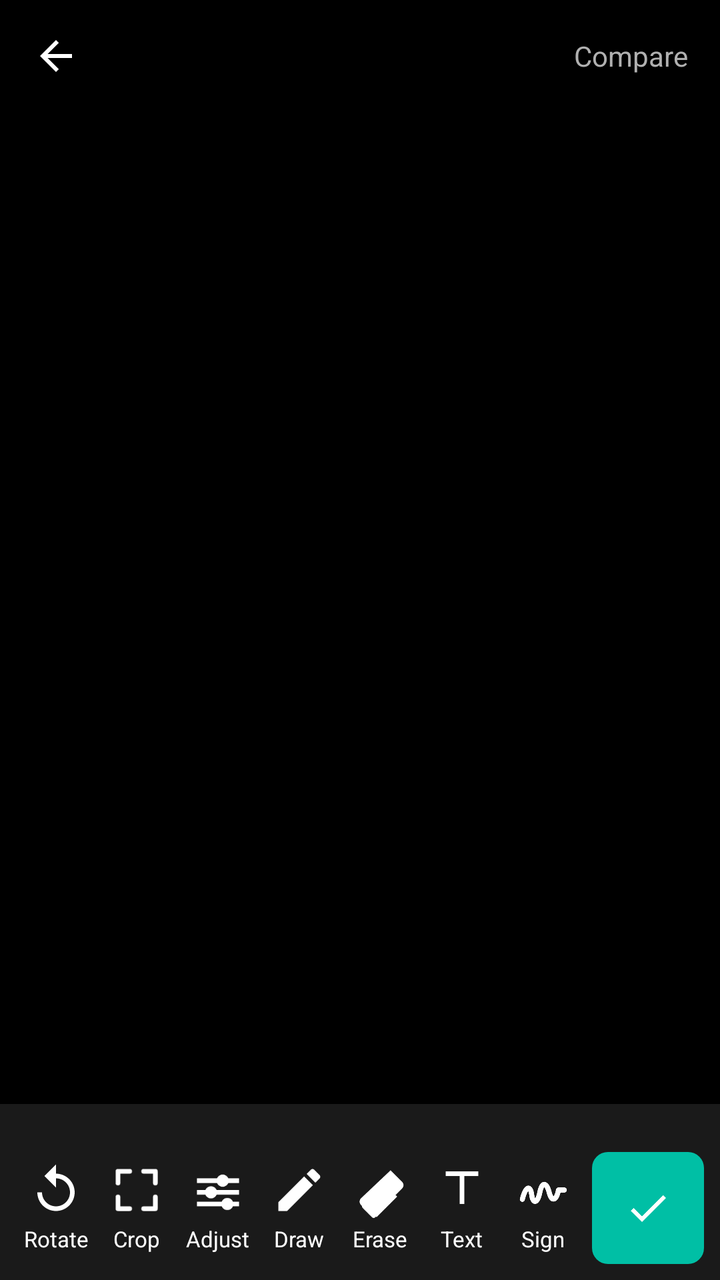
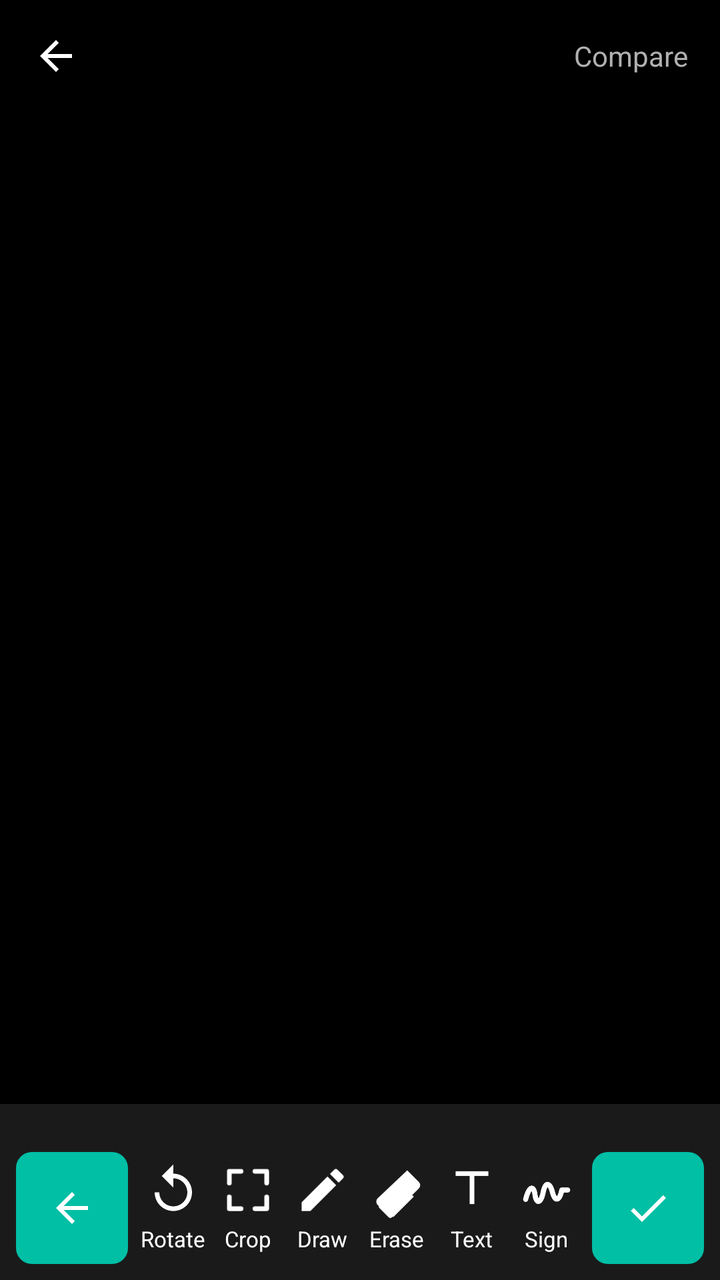

Two renders of the same Android screen: before a commit and after it. Below are the layout's source before the change and the commit's diff.
<!-- AndroidManifest.xml: application theme Theme.Hakunaa -->
<!-- res/layout/activity_enhance.xml -->
<?xml version="1.0" encoding="utf-8"?>
<LinearLayout xmlns:android="http://schemas.android.com/apk/res/android"
    android:layout_width="match_parent"
    android:layout_height="match_parent"
    android:background="#000000"
    android:orientation="vertical">

    
    <LinearLayout
        android:layout_width="match_parent"
        android:layout_height="56dp"
        android:gravity="center_vertical"
        android:orientation="horizontal"
        android:paddingStart="8dp"
        android:paddingEnd="16dp">

        <ImageButton
            android:id="@+id/btnBack"
            android:layout_width="40dp"
            android:layout_height="40dp"
            android:background="@android:color/transparent"
            android:contentDescription="Back"
            android:src="@drawable/ic_arrow_back"
            android:tint="#FFFFFF" />

        <EditText
            android:id="@+id/etDocName"
            android:layout_width="0dp"
            android:layout_height="wrap_content"
            android:layout_marginStart="8dp"
            android:layout_weight="1"
            android:background="@android:color/transparent"
            android:textColor="#FFFFFF"
            android:textSize="18sp" />

        
        <TextView
            android:id="@+id/tvPageIndicator"
            android:layout_width="wrap_content"
            android:layout_height="wrap_content"
            android:layout_marginEnd="12dp"
            android:text=""
            android:textColor="#FFFFFF"
            android:textSize="14sp"
            android:visibility="gone" />

        <TextView
            android:layout_width="wrap_content"
            android:layout_height="wrap_content"
            android:text="Compare"
            android:textColor="#B0B0B0"
            android:textSize="14sp" />
    </LinearLayout>

    
    <FrameLayout
        android:id="@+id/pageFrame"
        android:layout_width="match_parent"
        android:layout_height="0dp"
        android:layout_weight="1"
        android:layout_marginTop="8dp"
        android:clipChildren="false"
        android:clipToPadding="false">

        <ImageView
            android:id="@+id/ivPage"
            android:layout_width="match_parent"
            android:layout_height="match_parent"
            android:scaleType="fitCenter" />

        
        <com.hakunaa.app.scanner.DrawView
            android:id="@+id/drawView"
            android:layout_width="match_parent"
            android:layout_height="match_parent"
            android:visibility="gone" />

        

        
        <FrameLayout
            android:id="@+id/textBoxContainer"
            android:layout_width="wrap_content"
            android:layout_height="wrap_content"
            android:background="@drawable/bg_text_box"
            android:clipChildren="false"
            android:clipToPadding="false"
            android:padding="6dp"
            android:visibility="gone">

            <ImageView
                android:id="@+id/ivTextOverlay"
                android:layout_width="wrap_content"
                android:layout_height="wrap_content" />
        </FrameLayout>

        
        <ImageView
            android:id="@+id/btnTextDelete"
            android:layout_width="32dp"
            android:layout_height="32dp"
            android:background="@drawable/bg_text_delete_teal"
            android:padding="6dp"
            android:src="@drawable/ic_text_close"
            android:visibility="gone" />

        
        <ImageView
            android:id="@+id/btnTextResize"
            android:layout_width="32dp"
            android:layout_height="32dp"
            android:background="@drawable/bg_text_delete_teal"
            android:padding="6dp"
            android:src="@drawable/ic_text_resize"
            android:visibility="gone" />
    </FrameLayout>

    
    <HorizontalScrollView
        android:layout_width="match_parent"
        android:layout_height="wrap_content"
        android:background="#1A1A1A"
        android:paddingTop="8dp"
        android:paddingBottom="8dp">

        <LinearLayout
            android:id="@+id/filterRow"
            android:layout_width="wrap_content"
            android:layout_height="wrap_content"
            android:orientation="horizontal"
            android:paddingStart="8dp"
            android:paddingEnd="8dp" />
    </HorizontalScrollView>

    
    <LinearLayout
        android:id="@+id/adjustPanel"
        android:layout_width="match_parent"
        android:layout_height="wrap_content"
        android:background="#1A1A1A"
        android:orientation="vertical"
        android:paddingStart="16dp"
        android:paddingEnd="16dp"
        android:paddingTop="4dp"
        android:paddingBottom="8dp"
        android:visibility="gone">

        <LinearLayout
            android:layout_width="match_parent"
            android:layout_height="wrap_content"
            android:gravity="center_vertical"
            android:orientation="horizontal">

            <TextView
                android:layout_width="wrap_content"
                android:layout_height="wrap_content"
                android:text="Adjust"
                android:textColor="#FFFFFF"
                android:textSize="14sp"
                android:textStyle="bold" />

            <View
                android:layout_width="0dp"
                android:layout_height="0dp"
                android:layout_weight="1" />

            <TextView
                android:id="@+id/btnAdjustReset"
                android:layout_width="wrap_content"
                android:layout_height="wrap_content"
                android:padding="8dp"
                android:text="Reset"
                android:textColor="#00BFA5"
                android:textSize="14sp" />

            <TextView
                android:id="@+id/btnAdjustClose"
                android:layout_width="wrap_content"
                android:layout_height="wrap_content"
                android:padding="8dp"
                android:text="✕"
                android:textColor="#B0B0B0"
                android:textSize="14sp" />
        </LinearLayout>

        <LinearLayout
            android:layout_width="match_parent"
            android:layout_height="wrap_content"
            android:gravity="center_vertical"
            android:orientation="horizontal">

            <TextView
                android:layout_width="90dp"
                android:layout_height="wrap_content"
                android:text="Brightness"
                android:textColor="#B0B0B0"
                android:textSize="13sp" />

            <SeekBar
                android:id="@+id/seekBrightness"
                android:layout_width="0dp"
                android:layout_height="wrap_content"
                android:layout_weight="1"
                android:max="200"
                android:progress="100"
                android:progressTint="#00BFA5"
                android:thumbTint="#00BFA5" />

            <TextView
                android:id="@+id/tvBrightnessValue"
                android:layout_width="40dp"
                android:layout_height="wrap_content"
                android:gravity="end"
                android:text="0"
                android:textColor="#FFFFFF"
                android:textSize="13sp" />
        </LinearLayout>

        <LinearLayout
            android:layout_width="match_parent"
            android:layout_height="wrap_content"
            android:gravity="center_vertical"
            android:orientation="horizontal">

            <TextView
                android:layout_width="90dp"
                android:layout_height="wrap_content"
                android:text="Contrast"
                android:textColor="#B0B0B0"
                android:textSize="13sp" />

            <SeekBar
                android:id="@+id/seekContrast"
                android:layout_width="0dp"
                android:layout_height="wrap_content"
                android:layout_weight="1"
                android:max="150"
                android:progress="50"
                android:progressTint="#00BFA5"
                android:thumbTint="#00BFA5" />

            <TextView
                android:id="@+id/tvContrastValue"
                android:layout_width="40dp"
                android:layout_height="wrap_content"
                android:gravity="end"
                android:text="1.00"
                android:textColor="#FFFFFF"
                android:textSize="13sp" />
        </LinearLayout>

        <LinearLayout
            android:layout_width="match_parent"
            android:layout_height="wrap_content"
            android:gravity="center_vertical"
            android:orientation="horizontal">

            <TextView
                android:layout_width="90dp"
                android:layout_height="wrap_content"
                android:text="Sharpness"
                android:textColor="#B0B0B0"
                android:textSize="13sp" />

            <SeekBar
                android:id="@+id/seekSharpness"
                android:layout_width="0dp"
                android:layout_height="wrap_content"
                android:layout_weight="1"
                android:max="100"
                android:progress="40"
                android:progressTint="#00BFA5"
                android:thumbTint="#00BFA5" />

            <TextView
                android:id="@+id/tvSharpnessValue"
                android:layout_width="40dp"
                android:layout_height="wrap_content"
                android:gravity="end"
                android:text="40"
                android:textColor="#FFFFFF"
                android:textSize="13sp" />
        </LinearLayout>
    </LinearLayout>

    
    <LinearLayout
        android:id="@+id/applyAllRow"
        android:layout_width="match_parent"
        android:layout_height="wrap_content"
        android:background="#1A1A1A"
        android:gravity="center_vertical"
        android:orientation="horizontal"
        android:paddingStart="16dp"
        android:paddingEnd="16dp"
        android:paddingTop="4dp"
        android:paddingBottom="8dp"
        android:visibility="gone">

        <CheckBox
            android:id="@+id/cbApplyAll"
            android:layout_width="wrap_content"
            android:layout_height="wrap_content"
            android:button="@drawable/checkbox_apply_all"
            android:text="Apply to all pages"
            android:textColor="#FFFFFF"
            android:textSize="14sp" />

        <TextView
            android:id="@+id/tvApplyAllCount"
            android:layout_width="wrap_content"
            android:layout_height="wrap_content"
            android:layout_marginStart="8dp"
            android:text=""
            android:textColor="#808080"
            android:textSize="13sp" />
    </LinearLayout>

    
    <LinearLayout
        android:id="@+id/drawPanel"
        android:layout_width="match_parent"
        android:layout_height="wrap_content"
        android:background="#1A1A1A"
        android:gravity="center_vertical"
        android:orientation="horizontal"
        android:paddingStart="8dp"
        android:paddingEnd="8dp"
        android:paddingTop="6dp"
        android:paddingBottom="6dp"
        android:visibility="gone">

        <LinearLayout
            android:id="@+id/colorRow"
            android:layout_width="wrap_content"
            android:layout_height="wrap_content"
            android:gravity="center_vertical"
            android:orientation="horizontal" />

        <TextView
            android:id="@+id/btnDrawSize"
            android:layout_width="wrap_content"
            android:layout_height="wrap_content"
            android:layout_marginStart="8dp"
            android:padding="6dp"
            android:text="Size: M"
            android:textColor="#FFFFFF"
            android:textSize="13sp"
            android:textStyle="bold" />

        <TextView
            android:id="@+id/btnDrawUndo"
            android:layout_width="wrap_content"
            android:layout_height="wrap_content"
            android:padding="6dp"
            android:text="Undo"
            android:textColor="#FFFFFF"
            android:textSize="13sp" />

        <TextView
            android:id="@+id/btnDrawClear"
            android:layout_width="wrap_content"
            android:layout_height="wrap_content"
            android:padding="6dp"
            android:text="Clear"
            android:textColor="#FFFFFF"
            android:textSize="13sp" />

        <View
            android:layout_width="0dp"
            android:layout_height="0dp"
            android:layout_weight="1" />

        <TextView
            android:id="@+id/btnDrawDone"
            android:layout_width="wrap_content"
            android:layout_height="wrap_content"
            android:padding="6dp"
            android:text="Done"
            android:textColor="#00BFA5"
            android:textSize="13sp"
            android:textStyle="bold" />
    </LinearLayout>

    
    <LinearLayout
        android:id="@+id/signPanel"
        android:layout_width="match_parent"
        android:layout_height="wrap_content"
        android:background="#1A1A1A"
        android:gravity="center_vertical"
        android:orientation="horizontal"
        android:paddingStart="12dp"
        android:paddingEnd="12dp"
        android:paddingTop="6dp"
        android:paddingBottom="6dp"
        android:visibility="gone">

        <TextView
            android:layout_width="wrap_content"
            android:layout_height="wrap_content"
            android:text="Drag the signature to move it"
            android:textColor="#B0B0B0"
            android:textSize="13sp" />

        <View
            android:layout_width="0dp"
            android:layout_height="0dp"
            android:layout_weight="1" />

        <TextView
            android:id="@+id/btnSignRemove"
            android:layout_width="wrap_content"
            android:layout_height="wrap_content"
            android:padding="6dp"
            android:text="Remove"
            android:textColor="#FFFFFF"
            android:textSize="13sp" />

        <TextView
            android:id="@+id/btnSignDone"
            android:layout_width="wrap_content"
            android:layout_height="wrap_content"
            android:padding="6dp"
            android:text="Done"
            android:textColor="#00BFA5"
            android:textSize="13sp"
            android:textStyle="bold" />
    </LinearLayout>

    
    <LinearLayout
        android:id="@+id/textPanel"
        android:layout_width="match_parent"
        android:layout_height="wrap_content"
        android:background="#1A1A1A"
        android:gravity="center_vertical"
        android:orientation="horizontal"
        android:paddingStart="12dp"
        android:paddingEnd="12dp"
        android:paddingTop="6dp"
        android:paddingBottom="6dp"
        android:visibility="gone">

        <TextView
            android:layout_width="wrap_content"
            android:layout_height="wrap_content"
            android:text="Drag the text to move it"
            android:textColor="#B0B0B0"
            android:textSize="13sp" />

        <View
            android:layout_width="0dp"
            android:layout_height="0dp"
            android:layout_weight="1" />

        <TextView
            android:id="@+id/btnTextRemove"
            android:layout_width="wrap_content"
            android:layout_height="wrap_content"
            android:padding="6dp"
            android:text="Remove"
            android:textColor="#FFFFFF"
            android:textSize="13sp" />

        <TextView
            android:id="@+id/btnTextDone"
            android:layout_width="wrap_content"
            android:layout_height="wrap_content"
            android:padding="6dp"
            android:text="Done"
            android:textColor="#00BFA5"
            android:textSize="13sp"
            android:textStyle="bold" />
    </LinearLayout>

    
    <LinearLayout
        android:layout_width="match_parent"
        android:layout_height="72dp"
        android:background="#1A1A1A"
        android:gravity="center_vertical"
        android:orientation="horizontal"
        android:paddingStart="8dp"
        android:paddingEnd="8dp">

        
        <LinearLayout
            android:id="@+id/btnRotate"
            android:layout_width="0dp"
            android:layout_height="wrap_content"
            android:layout_weight="1"
            android:gravity="center"
            android:orientation="vertical">

            <ImageView
                android:layout_width="28dp"
                android:layout_height="28dp"
                android:src="@drawable/ic_rotate_left"
                android:tint="#FFFFFF" />

            <TextView
                android:layout_width="wrap_content"
                android:layout_height="wrap_content"
                android:layout_marginTop="3dp"
                android:text="Rotate"
                android:textColor="#FFFFFF"
                android:textSize="11sp" />
        </LinearLayout>

        
        <LinearLayout
            android:id="@+id/btnCrop"
            android:layout_width="0dp"
            android:layout_height="wrap_content"
            android:layout_weight="1"
            android:gravity="center"
            android:orientation="vertical">

            <ImageView
                android:layout_width="28dp"
                android:layout_height="28dp"
                android:src="@drawable/ic_crop"
                android:tint="#FFFFFF" />

            <TextView
                android:layout_width="wrap_content"
                android:layout_height="wrap_content"
                android:layout_marginTop="3dp"
                android:text="Crop"
                android:textColor="#FFFFFF"
                android:textSize="11sp" />
        </LinearLayout>

        
        <LinearLayout
            android:id="@+id/btnAdjust"
            android:layout_width="0dp"
            android:layout_height="wrap_content"
            android:layout_weight="1"
            android:gravity="center"
            android:orientation="vertical">

            <ImageView
                android:id="@+id/ivAdjustIcon"
                android:layout_width="28dp"
                android:layout_height="28dp"
                android:src="@drawable/ic_tune"
                android:tint="#FFFFFF" />

            <TextView
                android:id="@+id/tvAdjustLabel"
                android:layout_width="wrap_content"
                android:layout_height="wrap_content"
                android:layout_marginTop="3dp"
                android:text="Adjust"
                android:textColor="#FFFFFF"
                android:textSize="11sp" />
        </LinearLayout>

        
        <LinearLayout
            android:id="@+id/btnDraw"
            android:layout_width="0dp"
            android:layout_height="wrap_content"
            android:layout_weight="1"
            android:gravity="center"
            android:orientation="vertical">

            <ImageView
                android:id="@+id/ivDrawIcon"
                android:layout_width="28dp"
                android:layout_height="28dp"
                android:src="@drawable/ic_markup"
                android:tint="#FFFFFF" />

            <TextView
                android:id="@+id/tvDrawLabel"
                android:layout_width="wrap_content"
                android:layout_height="wrap_content"
                android:layout_marginTop="3dp"
                android:text="Draw"
                android:textColor="#FFFFFF"
                android:textSize="11sp" />
        </LinearLayout>

        
        <LinearLayout
            android:id="@+id/btnErase"
            android:layout_width="0dp"
            android:layout_height="wrap_content"
            android:layout_weight="1"
            android:gravity="center"
            android:orientation="vertical">

            <ImageView
                android:id="@+id/ivEraseIcon"
                android:layout_width="28dp"
                android:layout_height="28dp"
                android:src="@drawable/ic_eraser"
                android:tint="#FFFFFF" />

            <TextView
                android:id="@+id/tvEraseLabel"
                android:layout_width="wrap_content"
                android:layout_height="wrap_content"
                android:layout_marginTop="3dp"
                android:text="Erase"
                android:textColor="#FFFFFF"
                android:textSize="11sp" />
        </LinearLayout>

        
        <LinearLayout
            android:id="@+id/btnText"
            android:layout_width="0dp"
            android:layout_height="wrap_content"
            android:layout_weight="1"
            android:gravity="center"
            android:orientation="vertical">

            <ImageView
                android:id="@+id/ivTextIcon"
                android:layout_width="28dp"
                android:layout_height="28dp"
                android:src="@drawable/ic_text"
                android:tint="#FFFFFF" />

            <TextView
                android:id="@+id/tvTextLabel"
                android:layout_width="wrap_content"
                android:layout_height="wrap_content"
                android:layout_marginTop="3dp"
                android:text="Text"
                android:textColor="#FFFFFF"
                android:textSize="11sp" />
        </LinearLayout>

        
        <LinearLayout
            android:id="@+id/btnSign"
            android:layout_width="0dp"
            android:layout_height="wrap_content"
            android:layout_weight="1"
            android:gravity="center"
            android:orientation="vertical">

            <ImageView
                android:id="@+id/ivSignIcon"
                android:layout_width="28dp"
                android:layout_height="28dp"
                android:src="@drawable/ic_sign"
                android:tint="#FFFFFF" />

            <TextView
                android:id="@+id/tvSignLabel"
                android:layout_width="wrap_content"
                android:layout_height="wrap_content"
                android:layout_marginTop="3dp"
                android:text="Sign"
                android:textColor="#FFFFFF"
                android:textSize="11sp" />
        </LinearLayout>

        
        <ImageButton
            android:id="@+id/btnSave"
            android:layout_width="56dp"
            android:layout_height="56dp"
            android:layout_marginStart="4dp"
            android:background="@drawable/bg_teal_button"
            android:contentDescription="Save"
            android:src="@drawable/ic_check"
            android:tint="#FFFFFF" />
    </LinearLayout>
</LinearLayout>
<!-- resources referenced by this layout -->
<resources>
  <!-- drawable bg_teal_button (drawable) -->
  <?xml version="1.0" encoding="utf-8"?>
  <shape xmlns:android="http://schemas.android.com/apk/res/android"
      android:shape="rectangle">
      <corners android:radius="8dp" />
      <solid android:color="#00BFA5" />
  </shape>
  <!-- drawable bg_text_box (drawable) -->
  <?xml version="1.0" encoding="utf-8"?>
  <shape xmlns:android="http://schemas.android.com/apk/res/android"
      android:shape="rectangle">
      <solid android:color="#00000000" />
      <stroke
          android:width="2dp"
          android:color="#00BFA5" />
      <corners android:radius="2dp" />
  </shape>
  <!-- drawable bg_text_delete_teal (drawable) -->
  <?xml version="1.0" encoding="utf-8"?>
  <shape xmlns:android="http://schemas.android.com/apk/res/android"
      android:shape="oval">
      <solid android:color="#00BFA5" />
      <stroke
          android:width="1.5dp"
          android:color="#FFFFFF" />
  </shape>
  <!-- drawable checkbox_apply_all (drawable) -->
  <?xml version="1.0" encoding="utf-8"?>
  <selector xmlns:android="http://schemas.android.com/apk/res/android">
      <item android:state_checked="true" android:drawable="@drawable/checkbox_checked" />
      <item android:drawable="@drawable/checkbox_unchecked" />
  </selector>
  <!-- drawable ic_arrow_back (drawable) -->
  <vector xmlns:android="http://schemas.android.com/apk/res/android"
      android:width="24dp"
      android:height="24dp"
      android:viewportWidth="24"
      android:viewportHeight="24"
      android:tint="#111827">
      <path
          android:fillColor="#FF000000"
          android:pathData="M20,11H7.83l5.59,-5.59L12,4l-8,8 8,8 1.41,-1.41L7.83,13H20v-2z" />
  </vector>
  <!-- drawable ic_check (drawable) -->
  <?xml version="1.0" encoding="utf-8"?>
  <vector xmlns:android="http://schemas.android.com/apk/res/android"
      android:width="24dp"
      android:height="24dp"
      android:viewportWidth="24"
      android:viewportHeight="24">
      <path
          android:fillColor="#FFFFFF"
          android:pathData="M9,16.17L4.83,12l-1.42,1.41L9,19 21,7l-1.41,-1.41z" />
  </vector>
  <!-- drawable ic_text (drawable) -->
  <?xml version="1.0" encoding="utf-8"?>
  <vector xmlns:android="http://schemas.android.com/apk/res/android"
      android:width="24dp"
      android:height="24dp"
      android:viewportWidth="24"
      android:viewportHeight="24">
      <path
          android:fillColor="#FFFFFF"
          android:pathData="M5,4h14v2h-6v12h-2V6H5V4z" />
  </vector>
  <!-- drawable ic_tune (drawable) -->
  <?xml version="1.0" encoding="utf-8"?>
  <vector xmlns:android="http://schemas.android.com/apk/res/android"
      android:width="24dp"
      android:height="24dp"
      android:viewportWidth="24"
      android:viewportHeight="24">
      <path
          android:fillColor="#FFFFFF"
          android:pathData="M3,7h18v2H3z" />
      <path
          android:fillColor="#FFFFFF"
          android:pathData="M3,12h18v2H3z" />
      <path
          android:fillColor="#FFFFFF"
          android:pathData="M3,17h18v2H3z" />
      <path
          android:fillColor="#FFFFFF"
          android:pathData="M11.4,8a2.6,2.6 0 1,0 5.2,0a2.6,2.6 0 1,0 -5.2,0" />
      <path
          android:fillColor="#FFFFFF"
          android:pathData="M6.4,13a2.6,2.6 0 1,0 5.2,0a2.6,2.6 0 1,0 -5.2,0" />
      <path
          android:fillColor="#FFFFFF"
          android:pathData="M13.4,18a2.6,2.6 0 1,0 5.2,0a2.6,2.6 0 1,0 -5.2,0" />
  </vector>
  <color name="hakunaa_primary">#0B57D0</color>
  <color name="hakunaa_primary_dark">#0842A0</color>
  <color name="hakunaa_on_primary">#FFFFFF</color>
  <color name="hakunaa_background">#F6F7F9</color>
  <color name="hakunaa_surface">#FFFFFF</color>
  <color name="hakunaa_text">#111827</color>
  <color name="hakunaa_text_secondary">#5B6472</color>
  <!-- unchanged entries left out for length: 10 -->
</resources>

<!-- the commit's change to res/layout/activity_enhance.xml (unified diff, before → after) -->
@@ -485,6 +485,17 @@
         android:paddingEnd="8dp">
 
         
+        <ImageButton
+            android:id="@+id/btnBackToCapture"
+            android:layout_width="56dp"
+            android:layout_height="56dp"
+            android:layout_marginEnd="4dp"
+            android:background="@drawable/bg_teal_button"
+            android:contentDescription="Back to capture"
+            android:src="@drawable/ic_arrow_back"
+            android:tint="#FFFFFF" />
+
+        
         <LinearLayout
             android:id="@+id/btnRotate"
             android:layout_width="0dp"
@@ -528,32 +539,6 @@
                 android:layout_height="wrap_content"
                 android:layout_marginTop="3dp"
                 android:text="Crop"
-                android:textColor="#FFFFFF"
-                android:textSize="11sp" />
-        </LinearLayout>
-
-        
-        <LinearLayout
-            android:id="@+id/btnAdjust"
-            android:layout_width="0dp"
-            android:layout_height="wrap_content"
-            android:layout_weight="1"
-            android:gravity="center"
-            android:orientation="vertical">
-
-            <ImageView
-                android:id="@+id/ivAdjustIcon"
-                android:layout_width="28dp"
-                android:layout_height="28dp"
-                android:src="@drawable/ic_tune"
-                android:tint="#FFFFFF" />
-
-            <TextView
-                android:id="@+id/tvAdjustLabel"
-                android:layout_width="wrap_content"
-                android:layout_height="wrap_content"
-                android:layout_marginTop="3dp"
-                android:text="Adjust"
                 android:textColor="#FFFFFF"
                 android:textSize="11sp" />
         </LinearLayout>
<!-- resource entries referenced after the edit -->
@@ -65,32 +65,6 @@
           android:fillColor="#FFFFFF"
           android:pathData="M5,4h14v2h-6v12h-2V6H5V4z" />
   </vector>
-  <!-- drawable ic_tune (drawable) -->
-  <?xml version="1.0" encoding="utf-8"?>
-  <vector xmlns:android="http://schemas.android.com/apk/res/android"
-      android:width="24dp"
-      android:height="24dp"
-      android:viewportWidth="24"
-      android:viewportHeight="24">
-      <path
-          android:fillColor="#FFFFFF"
-          android:pathData="M3,7h18v2H3z" />
-      <path
-          android:fillColor="#FFFFFF"
-          android:pathData="M3,12h18v2H3z" />
-      <path
-          android:fillColor="#FFFFFF"
-          android:pathData="M3,17h18v2H3z" />
-      <path
-          android:fillColor="#FFFFFF"
-          android:pathData="M11.4,8a2.6,2.6 0 1,0 5.2,0a2.6,2.6 0 1,0 -5.2,0" />
-      <path
-          android:fillColor="#FFFFFF"
-          android:pathData="M6.4,13a2.6,2.6 0 1,0 5.2,0a2.6,2.6 0 1,0 -5.2,0" />
-      <path
-          android:fillColor="#FFFFFF"
-          android:pathData="M13.4,18a2.6,2.6 0 1,0 5.2,0a2.6,2.6 0 1,0 -5.2,0" />
-  </vector>
   <color name="hakunaa_primary">#0B57D0</color>
   <color name="hakunaa_primary_dark">#0842A0</color>
   <color name="hakunaa_on_primary">#FFFFFF</color>
